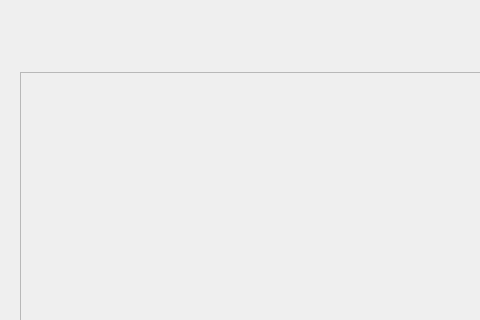
Old version of the form src/View/MenuAdmin/menusupplier.ui in the repository Fyz-dev/GunStore; both pictures show x 0 to 480 and y 0 to 320 of the 848 by 408 pixel window.
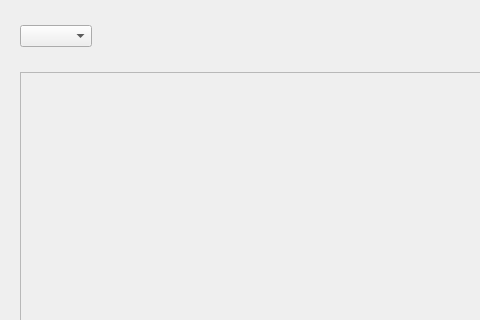
New version of the form. Icons and pictures are not drawn.

What changed in the file:
```diff
--- a/src/View/MenuAdmin/menusupplier.ui
+++ b/src/View/MenuAdmin/menusupplier.ui
@@ -31,6 +31,9 @@
    </property>
    <item>
     <layout class="QHBoxLayout" name="horizontalLayout_4">
+     <item>
+      <widget class="QComboBox" name="comboBoxIsDelete"/>
+     </item>
      <item>
       <spacer name="horizontalSpacer_2">
        <property name="orientation">
```
